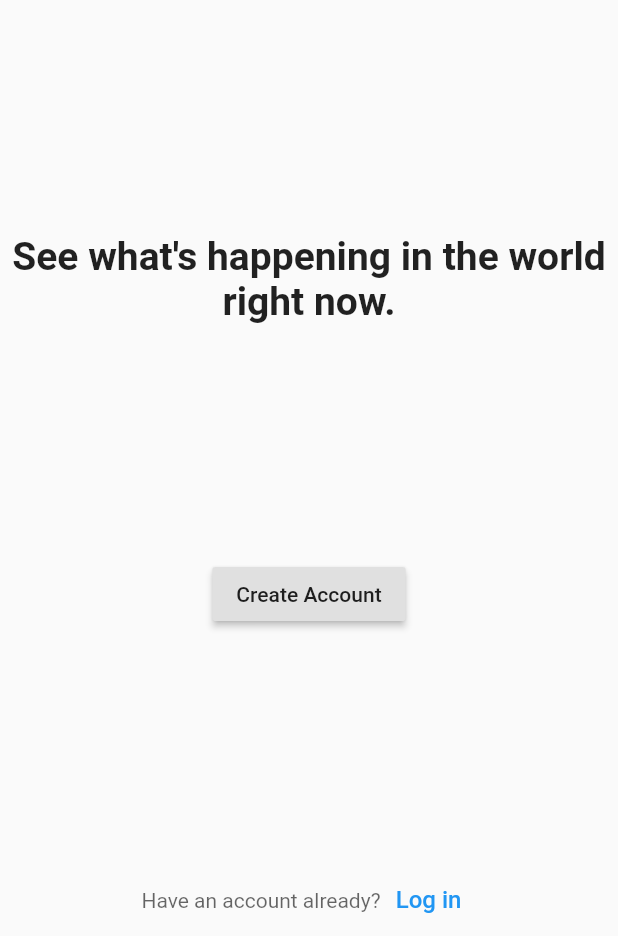
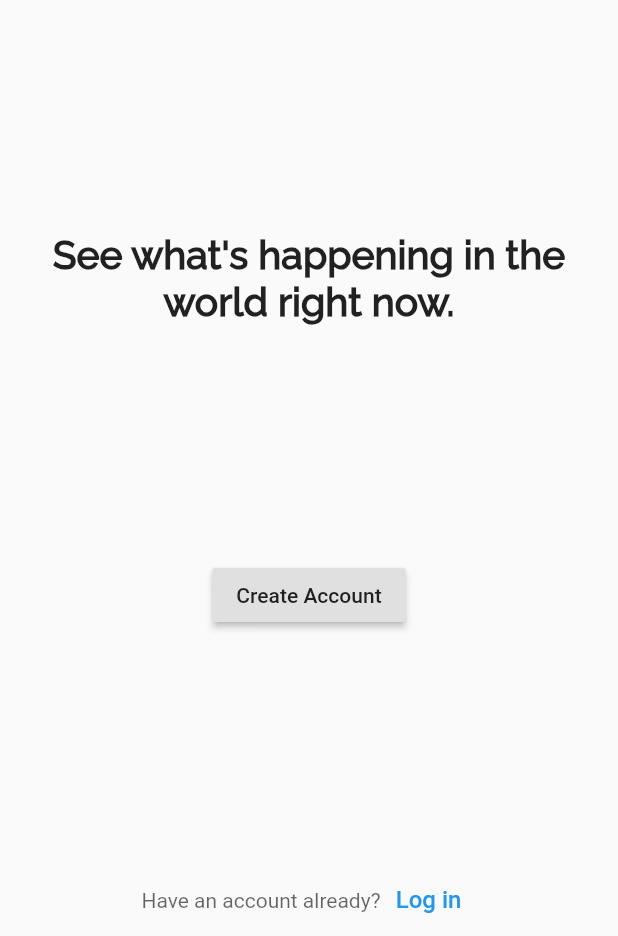
Before and after one commit to Nader-Youhanna/Twitter-App-Flutter, a Flutter app: the screen it shows after launch, on a phone screen of 412 x 824 dp, the part 300-1236 px from its top. Run offline on Flutter 3.47's test engine with Material 2 defaults, Android fonts, the phone set to English and light mode, and no system bars.

Commit message:
Added Font
Raleway Medium

```diff
--- a/android_app/lib/start_page.dart
+++ b/android_app/lib/start_page.dart
@@ -20,6 +20,7 @@ class StartPage extends StatelessWidget {
           'See what\'s happening in the world right now.',
           textAlign: TextAlign.center,
           style: TextStyle(
+            fontFamily: 'RalewayMedium',
             fontSize: 26,
             fontWeight: FontWeight.bold,
           ),
--- a/android_app/pubspec.yaml
+++ b/android_app/pubspec.yaml
@@ -77,6 +77,11 @@ flutter:
   # "family" key with the font family name, and a "fonts" key with a
   # list giving the asset and other descriptors for the font. For
   # example:
+  fonts:
+    - family: RalewayMedium
+      fonts:
+        - asset: assets/fonts/Raleway-Medium.ttf
+
   # fonts:
   #   - family: Schyler
   #     fonts:
```
Also changed, not shown: android_app/assets/fonts/Inspiration-Regular.ttf (deleted), android_app/assets/fonts/Raleway-Medium.ttf (added).
